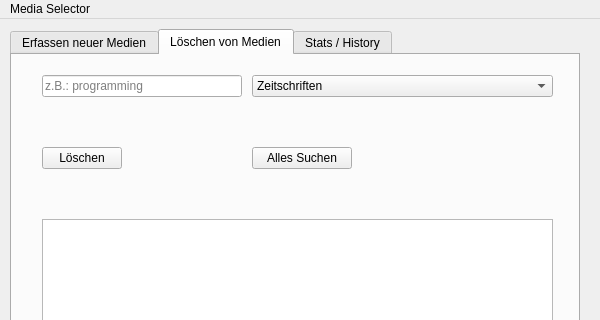
Qt form mainwindow.ui (Chae-Rie/qtMediaSelector) before a commit; both pictures show x 0 to 600 and y 0 to 320 of the 600 by 600 pixel window.
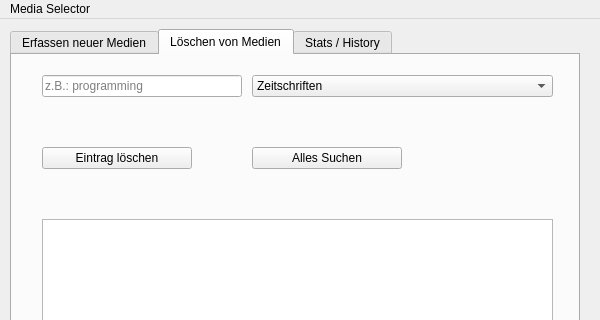
The same form after that commit. The open tabs and pages were chosen to show the change.

The edit to the form file:
```diff
--- a/mainwindow.ui
+++ b/mainwindow.ui
@@ -867,7 +867,7 @@
         <widget class="QPushButton" name="pushButtonSearchAllMedia">
          <property name="maximumSize">
           <size>
-           <width>100</width>
+           <width>150</width>
            <height>16777215</height>
           </size>
          </property>
@@ -883,13 +883,13 @@
         <widget class="QPushButton" name="pushButtonDeleteMedia">
          <property name="minimumSize">
           <size>
-           <width>0</width>
+           <width>150</width>
            <height>0</height>
           </size>
          </property>
          <property name="maximumSize">
           <size>
-           <width>100</width>
+           <width>150</width>
            <height>16777215</height>
           </size>
          </property>
@@ -897,7 +897,7 @@
           <string>Löscht den ausgewählten Eintrag aus der Datenbank</string>
          </property>
          <property name="text">
-          <string>Löschen</string>
+          <string>Eintrag löschen</string>
          </property>
         </widget>
        </item>
```
Left out of the diff: 2 changed lines with no effect on the pictures.
